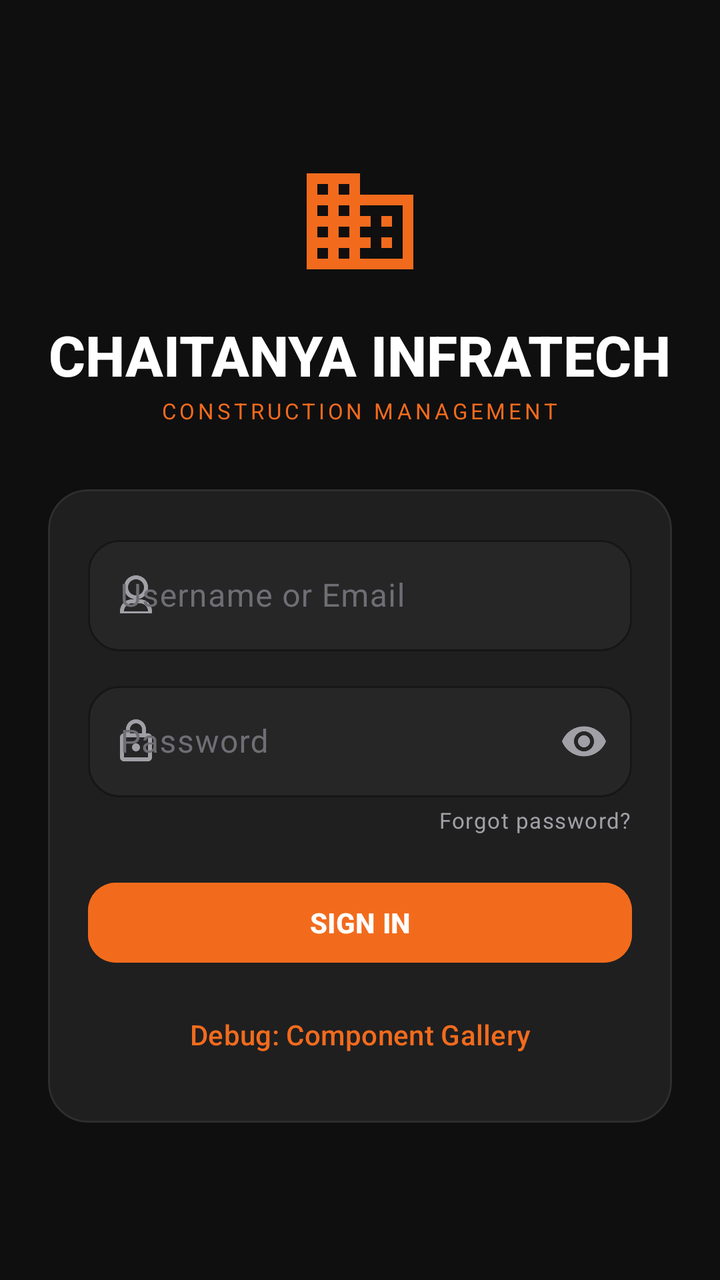
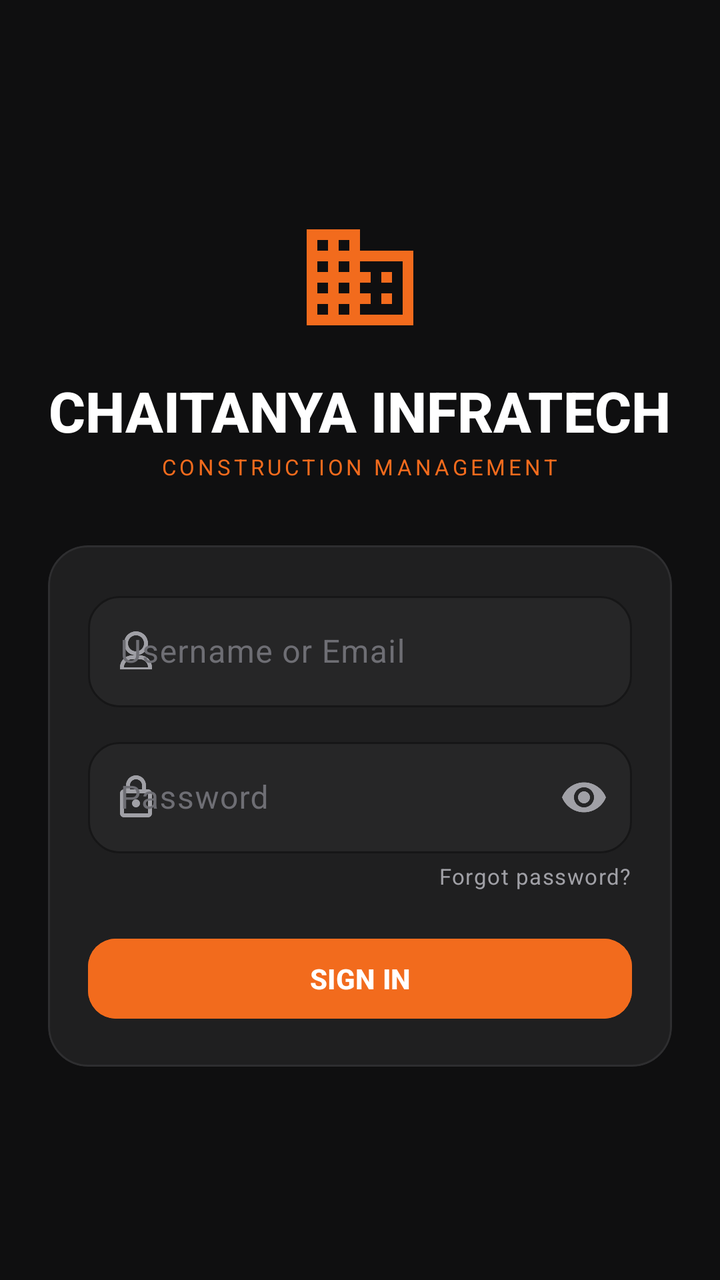

Screens rendered from an Android XML layout before and after an edit, with the pre-edit source and the edit as a unified diff.
<!-- AndroidManifest.xml: application theme Theme.Contructionmanagementapp -->
<!-- res/layout/fragment_login.xml -->
<?xml version="1.0" encoding="utf-8"?>
<ScrollView xmlns:android="http://schemas.android.com/apk/res/android"
    xmlns:app="http://schemas.android.com/apk/res-auto"
    xmlns:tools="http://schemas.android.com/tools"
    android:layout_width="match_parent"
    android:layout_height="match_parent"
    android:background="@color/cms_background"
    android:fillViewport="true">

    <LinearLayout
        android:layout_width="match_parent"
        android:layout_height="wrap_content"
        android:gravity="center"
        android:orientation="vertical"
        android:paddingHorizontal="@dimen/cms_spacing_section"
        android:paddingVertical="@dimen/cms_spacing_xxl">

        
        <ImageView
            android:layout_width="64dp"
            android:layout_height="64dp"
            android:contentDescription="@string/login_logo_description"
            android:src="@drawable/ic_building"
            app:tint="@color/cms_accent" />

        <TextView
            android:layout_width="wrap_content"
            android:layout_height="wrap_content"
            android:layout_marginTop="@dimen/cms_spacing_lg"
            android:text="@string/login_title"
            android:textAppearance="@style/TextAppearance.CMS.Display"
            android:textColor="@color/cms_text_primary" />

        <TextView
            android:layout_width="wrap_content"
            android:layout_height="wrap_content"
            android:layout_marginTop="2dp"
            android:letterSpacing="0.15"
            android:text="@string/login_subtitle"
            android:textAppearance="@style/TextAppearance.CMS.Caption"
            android:textColor="@color/cms_accent" />

        <com.google.android.material.card.MaterialCardView
            style="@style/Widget.CMS.Card"
            android:layout_width="match_parent"
            android:layout_height="wrap_content"
            android:layout_marginTop="@dimen/cms_spacing_xxl">

            <LinearLayout
                android:layout_width="match_parent"
                android:layout_height="wrap_content"
                android:orientation="vertical"
                android:padding="@dimen/cms_spacing_xl">

                
                <com.google.android.material.textfield.TextInputLayout
                    android:id="@+id/tilUsername"
                    style="@style/Widget.CMS.TextInputLayout"
                    android:layout_width="match_parent"
                    android:layout_height="wrap_content"
                    android:hint="Username or Email"
                    app:startIconDrawable="@drawable/ic_user"
                    app:startIconTint="@color/cms_text_secondary">

                    <com.google.android.material.textfield.TextInputEditText
                        android:id="@+id/etUsername"
                        android:layout_width="match_parent"
                        android:layout_height="wrap_content"
                        android:autofillHints="username|emailAddress"
                        android:inputType="textEmailAddress"
                        android:textColor="@color/cms_text_primary" />
                </com.google.android.material.textfield.TextInputLayout>

                
                <com.google.android.material.textfield.TextInputLayout
                    android:id="@+id/tilPassword"
                    style="@style/Widget.CMS.TextInputLayout"
                    android:layout_width="match_parent"
                    android:layout_height="wrap_content"
                    android:layout_marginTop="@dimen/cms_spacing_md"
                    android:hint="Password"
                    app:endIconMode="password_toggle"
                    app:endIconTint="@color/cms_text_secondary"
                    app:startIconDrawable="@drawable/ic_lock"
                    app:startIconTint="@color/cms_text_secondary">

                    <com.google.android.material.textfield.TextInputEditText
                        android:id="@+id/etPassword"
                        android:layout_width="match_parent"
                        android:layout_height="wrap_content"
                        android:autofillHints="password"
                        android:inputType="textPassword"
                        android:textColor="@color/cms_text_primary" />
                </com.google.android.material.textfield.TextInputLayout>

                
                <TextView
                    android:id="@+id/tvForgotPassword"
                    android:layout_width="wrap_content"
                    android:layout_height="wrap_content"
                    android:layout_gravity="end"
                    android:layout_marginTop="@dimen/cms_spacing_xs"
                    android:clickable="false"
                    android:enabled="false"
                    android:text="Forgot password?"
                    android:textAppearance="@style/TextAppearance.CMS.Caption"
                    android:textColor="@color/cms_text_secondary" />

                
                <com.google.android.material.button.MaterialButton
                    android:id="@+id/btnSignIn"
                    style="@style/Widget.CMS.Button.Primary"
                    android:layout_width="match_parent"
                    android:layout_height="wrap_content"
                    android:layout_marginTop="@dimen/cms_spacing_xl"
                    android:text="SIGN IN" />

                
                <com.google.android.material.button.MaterialButton
                    android:id="@+id/btnOpenGallery"
                    style="@style/Widget.CMS.Button.Text"
                    android:layout_width="match_parent"
                    android:layout_height="wrap_content"
                    android:layout_marginTop="@dimen/cms_spacing_sm"
                    android:text="Debug: Component Gallery" />

                <ProgressBar
                    android:id="@+id/progressBarLogin"
                    android:layout_width="wrap_content"
                    android:layout_height="wrap_content"
                    android:layout_gravity="center_horizontal"
                    android:layout_marginTop="@dimen/cms_spacing_md"
                    android:indeterminateTint="@color/cms_accent"
                    android:visibility="gone" />

            </LinearLayout>
        </com.google.android.material.card.MaterialCardView>

    </LinearLayout>
</ScrollView>
<!-- resources referenced by this layout -->
<resources>
  <color name="cms_accent">#F26B1D</color>
  <color name="cms_background">#0F0F10</color>
  <color name="cms_text_primary">#FFFFFF</color>
  <color name="cms_text_secondary">#A0A0A6</color>
  <dimen name="cms_spacing_lg">16dp</dimen>
  <dimen name="cms_spacing_md">12dp</dimen>
  <dimen name="cms_spacing_section">24dp</dimen>
  <dimen name="cms_spacing_sm">8dp</dimen>
  <dimen name="cms_spacing_xl">20dp</dimen>
  <dimen name="cms_spacing_xs">4dp</dimen>
  <dimen name="cms_spacing_xxl">32dp</dimen>
  <string name="login_logo_description">Chaitanya InfraTech logo</string>
  <string name="login_subtitle">CONSTRUCTION MANAGEMENT</string>
  <string name="login_title">CHAITANYA INFRATECH</string>
  <style name="TextAppearance.CMS.Caption" parent="TextAppearance.Material3.LabelSmall">
          <item name="android:textSize">@dimen/cms_text_size_caption</item>
          <item name="android:textColor">@color/cms_text_tertiary</item>
          <item name="fontFamily">sans-serif</item>
      </style>
  <style name="TextAppearance.CMS.Display" parent="TextAppearance.Material3.DisplayMedium">
          <item name="android:textSize">@dimen/cms_text_size_display</item>
          <item name="android:textColor">@color/cms_text_primary</item>
          <item name="android:textStyle">bold</item>
          <item name="fontFamily">sans-serif-medium</item>
      </style>
  <style name="Widget.CMS.Button.Text" parent="Widget.Material3.Button.TextButton">
          <item name="android:textColor">@color/cms_accent</item>
          <item name="rippleColor">@color/cms_accent_tint</item>
      </style>
  <style name="Widget.CMS.Card" parent="Widget.Material3.CardView.Filled">
          <item name="cardBackgroundColor">@color/cms_card</item>
          <item name="cardCornerRadius">@dimen/cms_radius_card</item>
          <item name="cardElevation">0dp</item>
          <item name="strokeColor">@color/cms_border</item>
          <item name="strokeWidth">@dimen/cms_stroke_card</item>
      </style>
  <style name="Theme.Contructionmanagementapp" parent="Theme.CMS" />
  <dimen name="cms_text_size_caption">11sp</dimen>
  <color name="cms_text_tertiary">#6E6E74</color>
  <dimen name="cms_text_size_display">28sp</dimen>
  <color name="cms_accent_on">#FFFFFF</color>
  <dimen name="cms_radius_chip">14dp</dimen>
  <dimen name="cms_touch_target_min">48dp</dimen>
  <color name="cms_accent_pressed">#D95A10</color>
  <color name="cms_accent_tint">#26F26B1D</color>
  <color name="cms_card">#1F1F20</color>
  <dimen name="cms_radius_card">20dp</dimen>
  <color name="cms_border">#2E2E30</color>
  <dimen name="cms_stroke_card">1dp</dimen>
  <color name="cms_card_elevated">#262627</color>
  <dimen name="cms_radius_tile">16dp</dimen>
  <color name="cms_surface">#171718</color>
  <style name="Theme.CMS.BottomSheetDialog" parent="ThemeOverlay.Material3.BottomSheetDialog">
          <item name="bottomSheetStyle">@style/Widget.CMS.BottomSheet.Modal</item>
          <item name="android:windowIsFloating">false</item>
          <item name="android:statusBarColor">@color/cms_transparent</item>
          <item name="android:navigationBarColor">@color/cms_surface</item>
      </style>
  <style name="Widget.CMS.BottomSheet.Modal" parent="Widget.Material3.BottomSheet.Modal">
          <item name="backgroundTint">@color/cms_surface</item>
          <item name="shapeAppearance">@style/ShapeAppearance.CMS.BottomSheet</item>
      </style>
  <color name="cms_transparent">#00000000</color>
  <style name="ShapeAppearance.CMS.BottomSheet" parent="ShapeAppearance.Material3.Corner.None">
          <item name="cornerSizeTopLeft">@dimen/cms_radius_card</item>
          <item name="cornerSizeTopRight">@dimen/cms_radius_card</item>
          <item name="cornerSizeBottomLeft">0dp</item>
          <item name="cornerSizeBottomRight">0dp</item>
      </style>
  <!-- unchanged entries left out for length: 6 -->
</resources>

<!-- the commit's change to res/layout/fragment_login.xml (unified diff, before → after) -->
@@ -115,15 +115,6 @@
                     android:layout_marginTop="@dimen/cms_spacing_xl"
                     android:text="SIGN IN" />
 
-                
-                <com.google.android.material.button.MaterialButton
-                    android:id="@+id/btnOpenGallery"
-                    style="@style/Widget.CMS.Button.Text"
-                    android:layout_width="match_parent"
-                    android:layout_height="wrap_content"
-                    android:layout_marginTop="@dimen/cms_spacing_sm"
-                    android:text="Debug: Component Gallery" />
-
                 <ProgressBar
                     android:id="@+id/progressBarLogin"
                     android:layout_width="wrap_content"
<!-- resource entries referenced after the edit -->
@@ -7,7 +7,6 @@
   <dimen name="cms_spacing_lg">16dp</dimen>
   <dimen name="cms_spacing_md">12dp</dimen>
   <dimen name="cms_spacing_section">24dp</dimen>
-  <dimen name="cms_spacing_sm">8dp</dimen>
   <dimen name="cms_spacing_xl">20dp</dimen>
   <dimen name="cms_spacing_xs">4dp</dimen>
   <dimen name="cms_spacing_xxl">32dp</dimen>
@@ -25,10 +24,6 @@
           <item name="android:textStyle">bold</item>
           <item name="fontFamily">sans-serif-medium</item>
       </style>
-  <style name="Widget.CMS.Button.Text" parent="Widget.Material3.Button.TextButton">
-          <item name="android:textColor">@color/cms_accent</item>
-          <item name="rippleColor">@color/cms_accent_tint</item>
-      </style>
   <style name="Widget.CMS.Card" parent="Widget.Material3.CardView.Filled">
           <item name="cardBackgroundColor">@color/cms_card</item>
           <item name="cardCornerRadius">@dimen/cms_radius_card</item>
@@ -44,7 +39,6 @@
   <dimen name="cms_radius_chip">14dp</dimen>
   <dimen name="cms_touch_target_min">48dp</dimen>
   <color name="cms_accent_pressed">#D95A10</color>
-  <color name="cms_accent_tint">#26F26B1D</color>
   <color name="cms_card">#1F1F20</color>
   <dimen name="cms_radius_card">20dp</dimen>
   <color name="cms_border">#2E2E30</color>
